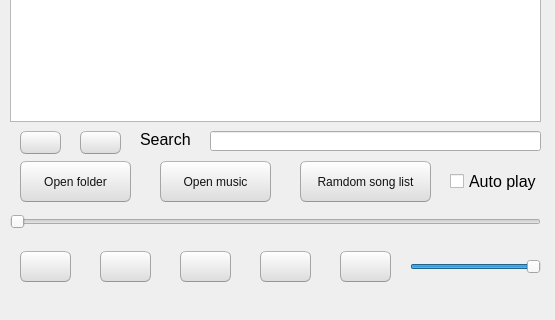
This is prototype/music_player_window.ui in defaultax7/2012h-project as Qt 5 draws it before an edit; both pictures show x 0 to 555 and y 249 to 569 of the 555 by 569 pixel window. The edited form follows.
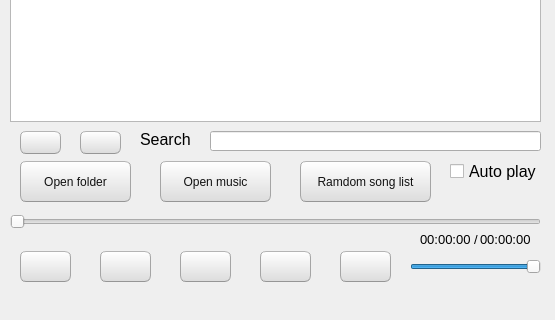
This is the edited form.

Commit message:
time label for music player ( duration bug come from library)
the bug come from library

```diff
--- a/prototype/music_player_window.ui
+++ b/prototype/music_player_window.ui
@@ -422,7 +422,7 @@
     <property name="geometry">
      <rect>
       <x>450</x>
-      <y>420</y>
+      <y>410</y>
       <width>101</width>
       <height>21</height>
      </rect>
@@ -552,6 +552,63 @@
      <bool>true</bool>
     </property>
    </widget>
+   <widget class="QLabel" name="lb_current_time">
+    <property name="geometry">
+     <rect>
+      <x>420</x>
+      <y>480</y>
+      <width>51</width>
+      <height>16</height>
+     </rect>
+    </property>
+    <property name="font">
+     <font>
+      <family>Arial</family>
+      <pointsize>10</pointsize>
+     </font>
+    </property>
+    <property name="text">
+     <string>00:00:00</string>
+    </property>
+   </widget>
+   <widget class="QLabel" name="lb_duration">
+    <property name="geometry">
+     <rect>
+      <x>480</x>
+      <y>480</y>
+      <width>51</width>
+      <height>16</height>
+     </rect>
+    </property>
+    <property name="font">
+     <font>
+      <family>Arial</family>
+      <pointsize>10</pointsize>
+     </font>
+    </property>
+    <property name="text">
+     <string>00:00:00</string>
+    </property>
+   </widget>
+   <widget class="QLabel" name="label_4">
+    <property name="geometry">
+     <rect>
+      <x>474</x>
+      <y>478</y>
+      <width>20</width>
+      <height>20</height>
+     </rect>
+    </property>
+    <property name="font">
+     <font>
+      <family>Arial</family>
+      <pointsize>10</pointsize>
+     </font>
+    </property>
+    <property name="text">
+     <string>/</string>
+    </property>
+   </widget>
   </widget>
   <widget class="QMenuBar" name="menubar">
    <property name="geometry">
```
The commit also changes 2 other files.
